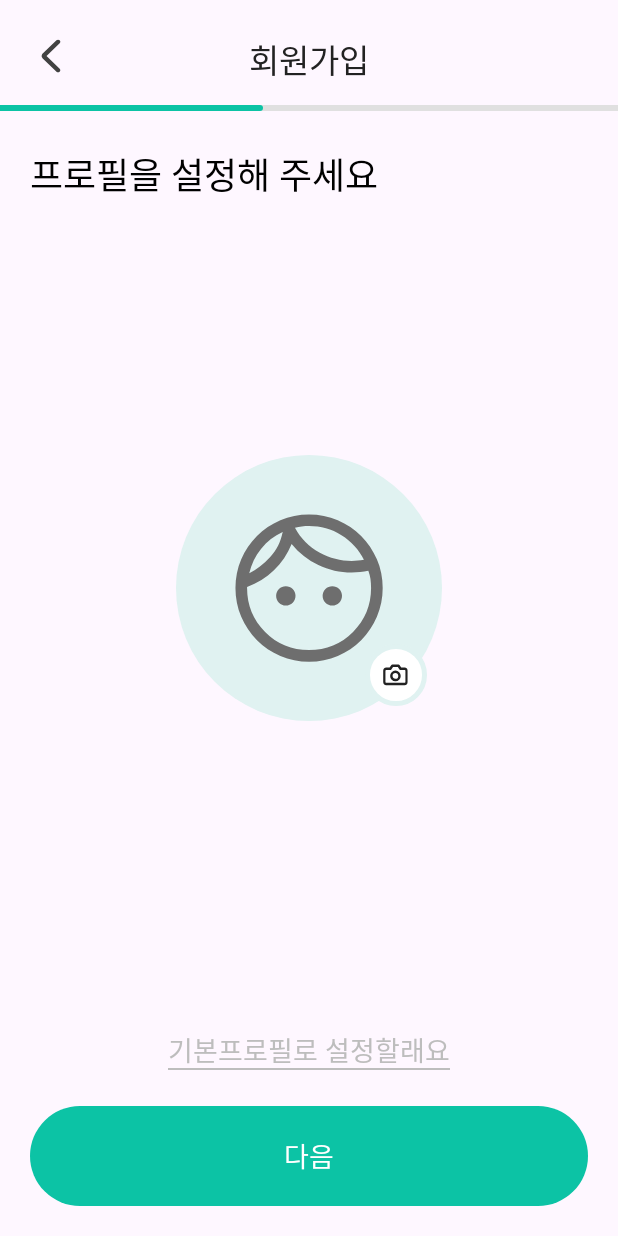
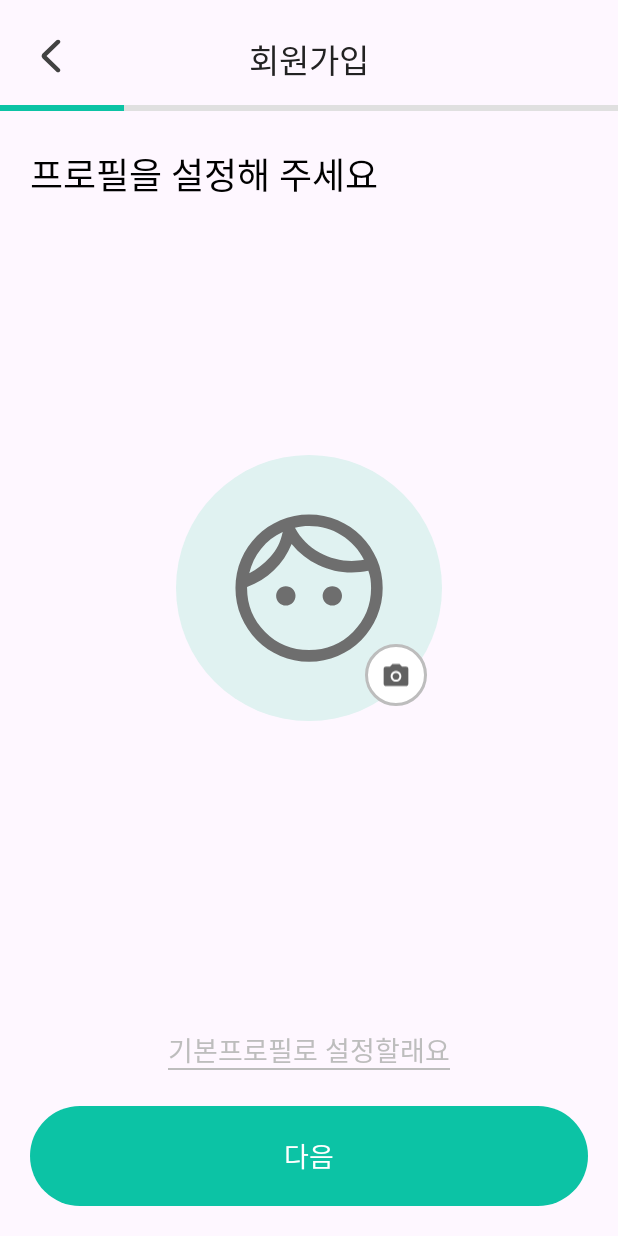
Before and after one commit to TImeCAlling/TImeCAlling_FE, an Android app: the OnboardingPhotoActivity screen opened directly, with no data from a screen before it, on a phone screen of 412 x 824 dp. Run offline under Robolectric (Android 15) with nearby library versions, the phone set to English and light mode, and no system bars; our stand-ins replace CircleImageView, Dagger/Hilt's generated code, data binding.

Commit message:
[UI/#10] UI변경사항 수정

```diff
--- a/app/src/main/res/drawable/ic_camera.xml
+++ b/app/src/main/res/drawable/ic_camera.xml
@@ -1,24 +1,9 @@
 <vector xmlns:android="http://schemas.android.com/apk/res/android"
-    android:width="19dp"
-    android:height="19dp"
-    android:viewportWidth="19"
-    android:viewportHeight="19">
-  <group>
-    <clip-path
-        android:pathData="M0.148,0.469h17.867v17.867h-17.867z"/>
-    <path
-        android:pathData="M17.272,14.614C17.272,15.009 17.115,15.387 16.836,15.666C16.556,15.946 16.177,16.103 15.783,16.103H2.382C1.988,16.103 1.609,15.946 1.33,15.666C1.05,15.387 0.894,15.009 0.894,14.614V6.425C0.894,6.03 1.05,5.651 1.33,5.372C1.609,5.093 1.988,4.936 2.382,4.936H5.36L6.849,2.702H11.316L12.805,4.936H15.783C16.177,4.936 16.556,5.093 16.836,5.372C17.115,5.651 17.272,6.03 17.272,6.425V14.614Z"
-        android:strokeLineJoin="round"
-        android:strokeWidth="1.78669"
-        android:fillColor="#00000000"
-        android:strokeColor="#222222"
-        android:strokeLineCap="round"/>
-    <path
-        android:pathData="M9.081,13.125C10.726,13.125 12.059,11.792 12.059,10.147C12.059,8.502 10.726,7.169 9.081,7.169C7.437,7.169 6.104,8.502 6.104,10.147C6.104,11.792 7.437,13.125 9.081,13.125Z"
-        android:strokeLineJoin="round"
-        android:strokeWidth="1.78669"
-        android:fillColor="#00000000"
-        android:strokeColor="#222222"
-        android:strokeLineCap="round"/>
-  </group>
+    android:width="20dp"
+    android:height="18dp"
+    android:viewportWidth="20"
+    android:viewportHeight="18">
+  <path
+      android:pathData="M10,14.115C11.148,14.115 12.12,13.716 12.918,12.918C13.716,12.12 14.115,11.147 14.115,10C14.115,8.852 13.716,7.879 12.918,7.081C12.12,6.283 11.148,5.884 10,5.884C8.852,5.884 7.88,6.283 7.082,7.081C6.284,7.879 5.885,8.852 5.885,10C5.885,11.147 6.284,12.12 7.082,12.918C7.88,13.716 8.852,14.115 10,14.115ZM10,12.615C9.262,12.615 8.641,12.364 8.139,11.861C7.636,11.359 7.385,10.738 7.385,10C7.385,9.261 7.636,8.641 8.139,8.138C8.641,7.635 9.262,7.384 10,7.384C10.738,7.384 11.359,7.635 11.861,8.138C12.364,8.641 12.616,9.261 12.616,10C12.616,10.738 12.364,11.359 11.861,11.861C11.359,12.364 10.738,12.615 10,12.615ZM2.308,17.5C1.803,17.5 1.375,17.325 1.025,16.975C0.675,16.625 0.5,16.197 0.5,15.692V4.307C0.5,3.802 0.675,3.375 1.025,3.025C1.375,2.675 1.803,2.5 2.308,2.5H5.361L6.669,1.082C6.833,0.901 7.032,0.759 7.265,0.655C7.497,0.551 7.742,0.5 8,0.5H12C12.258,0.5 12.503,0.551 12.736,0.655C12.968,0.759 13.167,0.901 13.331,1.082L14.639,2.5H17.692C18.197,2.5 18.625,2.675 18.975,3.025C19.325,3.375 19.5,3.802 19.5,4.307V15.692C19.5,16.197 19.325,16.625 18.975,16.975C18.625,17.325 18.197,17.5 17.692,17.5H2.308Z"
+      android:fillColor="#616161"/>
 </vector>
--- a/app/src/main/res/layout/activity_onboarding_photo.xml
+++ b/app/src/main/res/layout/activity_onboarding_photo.xml
@@ -1,6 +1,7 @@
 <?xml version="1.0" encoding="utf-8"?>
 <layout xmlns:android="http://schemas.android.com/apk/res/android"
-    xmlns:app="http://schemas.android.com/apk/res-auto">
+    xmlns:app="http://schemas.android.com/apk/res-auto"
+    xmlns:tools="http://schemas.android.com/tools">
 
     <data>
 
@@ -51,12 +52,15 @@
             app:layout_constraintTop_toBottomOf="@id/topbar"
             android:layout_marginTop="14dp"/>
 
-        <ImageView
-            android:layout_width="wrap_content"
+        <View
+            android:id="@+id/view_onboarding_photo_line_mint"
+            android:layout_width="0dp"
             android:layout_height="4dp"
-            android:src="@drawable/ic_line_mint"
+            android:background="@color/mint_main"
+            app:layout_constraintWidth_percent="0.2"
             app:layout_constraintStart_toStartOf="parent"
-            app:layout_constraintTop_toTopOf="@id/view_onboarding_photo_line"/>
+            app:layout_constraintTop_toBottomOf="@id/topbar"
+            android:layout_marginTop="14dp"/>
 
         <!-- 본문 -->
         <TextView
@@ -85,16 +89,17 @@
             android:layout_marginBottom="40dp"
             android:visibility="visible">
 
-            <ImageView
+            <de.hdodenhof.circleimageview.CircleImageView
                 android:id="@+id/iv_onboarding_photo_oval_1"
                 android:layout_width="match_parent"
                 android:layout_height="match_parent"
-                android:src="@drawable/shape_rect_999_mint300_fill"
+                android:background="@drawable/shape_rect_999_mint300_fill"
                 app:layout_constraintWidth_percent="1"
                 app:layout_constraintStart_toStartOf="parent"
                 app:layout_constraintEnd_toEndOf="parent"
                 app:layout_constraintTop_toTopOf="parent"
-                app:layout_constraintBottom_toBottomOf="parent"/>
+                app:layout_constraintBottom_toBottomOf="parent"
+                android:scaleType="centerCrop"/>
 
             <ImageView
                 android:id="@+id/iv_onboarding_photo_face"
@@ -112,6 +117,7 @@
         </androidx.constraintlayout.widget.ConstraintLayout>
 
         <androidx.constraintlayout.widget.ConstraintLayout
+            android:id="@+id/cl_onboarding_photo_camera"
             android:layout_width="0dp"
             android:layout_height="0dp"
             app:layout_constraintDimensionRatio="1:1"
@@ -126,7 +132,7 @@
                 android:id="@+id/iv_onboarding_photo_oval_2"
                 android:layout_width="match_parent"
                 android:layout_height="match_parent"
-                android:src="@drawable/shape_rect_999_white_fill_mint300_line_3"
+                android:src="@drawable/shape_rect_999_white_fill_gray400_line_2"
                 app:layout_constraintWidth_percent="1"
                 app:layout_constraintStart_toStartOf="parent"
                 app:layout_constraintEnd_toEndOf="parent"
```
Also changed, not shown: app/src/main/res/layout/activity_onboarding_name.xml (+7 -4 lines), app/src/main/res/layout/activity_onboarding_spare.xml (+7 -5 lines), app/src/main/res/layout/activity_onboarding_time.xml (+7 -5 lines).
